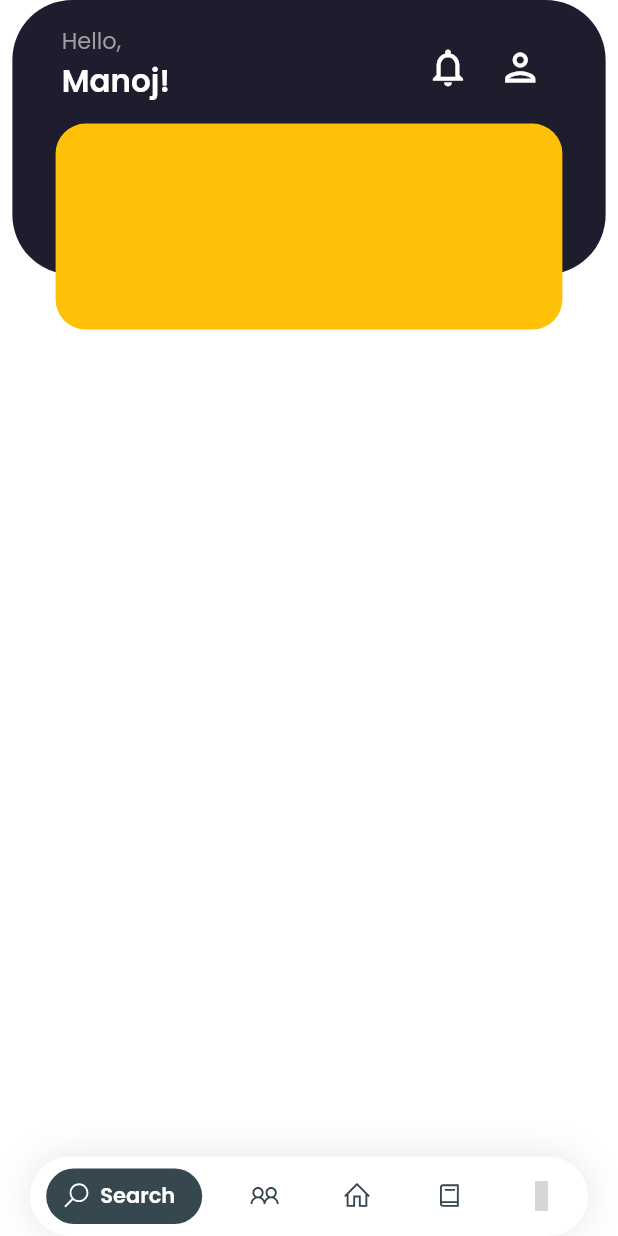
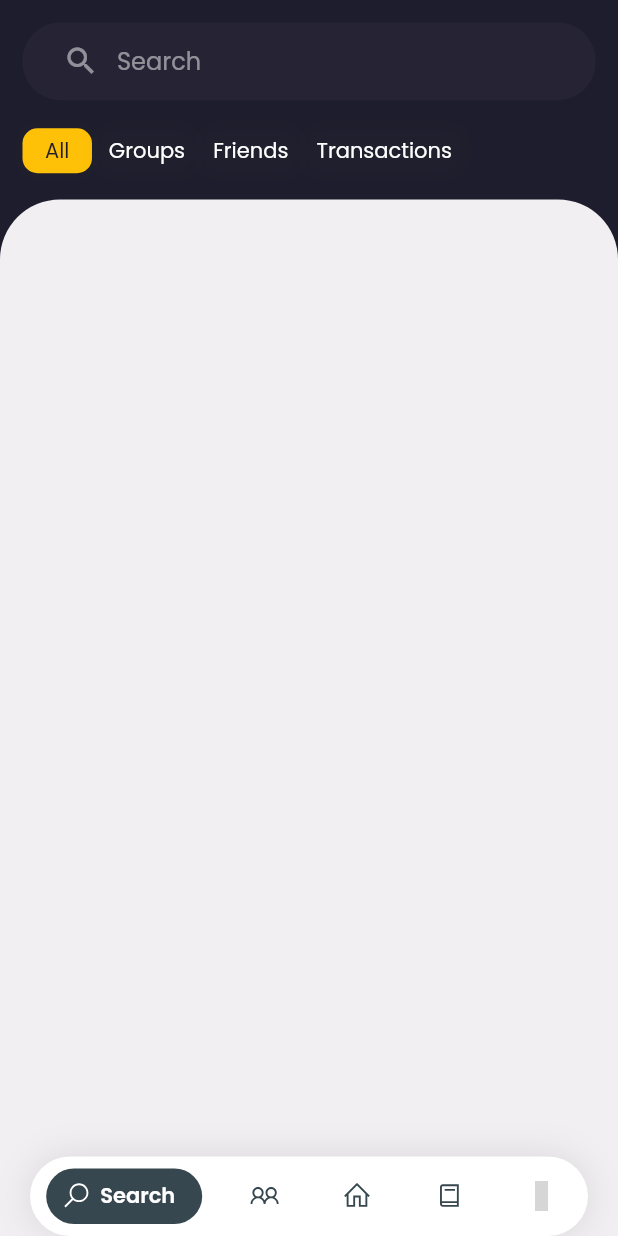
Before and after one commit to sai-manoj-v/Bill-Split, a Flutter app: the screen it shows after launch, item 2 of the bottom bar chosen, after a tap on "Search", on a phone screen of 412 x 824 dp. Run offline on Flutter 3.47's test engine with Material 2 defaults, Android fonts, the phone set to English and light mode, and no system bars; our stand-ins replace figma_squircle, line_icons; grey boxes are pictures that could not be loaded.

Commit message:
Added Search Screen and Groups screen

```diff
--- /dev/null
+++ b/billsplit/lib/constants.dart
@@ -0,0 +1,11 @@
+import 'package:flutter/material.dart';
+
+const kBackgroundColor = Color(0xFFF1EFF1);
+const primaryColor = Color(0xFF1E1D2D);
+final primaryTransparentColor = const Color(0xFF5e5c6f).withOpacity(0.1);
+const kSecondaryColor = Colors.amber;
+const kTextColor = Color(0xFF000839);
+const kTextLightColor = Color(0xFF747474);
+const kBlueColor = Color(0xFF40BAD5);
+
+const kDefaultPadding = 15.0;
--- a/billsplit/lib/main.dart
+++ b/billsplit/lib/main.dart
@@ -1,10 +1,15 @@
-import 'package:billsplit/widgets/nav_bar_button.dart';
+import 'package:billsplit/constants.dart';
+import 'package:billsplit/presentation/widgets/nav_bar/nav_bar_button.dart';
 import 'package:figma_squircle/figma_squircle.dart';
 import 'package:flutter/material.dart';
-import 'package:billsplit/widgets/floating_nav_bar.dart';
+import 'package:billsplit/presentation/widgets/nav_bar/floating_nav_bar.dart';
 import 'package:flutter/services.dart';
 import 'package:line_icons/line_icons.dart';
-import 'package:billsplit/screens/homepage.dart';
+import 'package:billsplit/presentation/screens/search.dart';
+import 'package:billsplit/presentation/screens/groups.dart';
+import 'package:billsplit/presentation/screens/homepage.dart';
+import 'package:billsplit/presentation/screens/activity.dart';
+import 'package:billsplit/presentation/screens/reports.dart';
 
 void main() {
   runApp(const MainApp());
@@ -33,29 +38,42 @@ class _MainAppState extends State<MainApp> {
 
   @override
   Widget build(BuildContext context) {
-    SystemChrome.setSystemUIOverlayStyle(const SystemUiOverlayStyle(
-      statusBarColor: Colors.white,
-      systemNavigationBarColor: Colors.white,
-    ));
+    //To set status bar icon color dynamically
+    SystemUiOverlayStyle statusAndNavBarTheme = SystemUiOverlayStyle(
+      systemNavigationBarColor: Colors.transparent.withOpacity(0.1),
+      systemNavigationBarIconBrightness: Brightness.light,
+      statusBarIconBrightness:
+          _selectedIndex == 0 ? Brightness.light : Brightness.dark,
+      statusBarBrightness:
+          _selectedIndex == 0 ? Brightness.dark : Brightness.light,
+    );
+
     return MaterialApp(
         theme: ThemeData(
-          scaffoldBackgroundColor: Colors.white, fontFamily: 'Poppins'),
+            fontFamily: 'Poppins',
+            primaryColor: primaryColor,
+            colorScheme:
+                ColorScheme.fromSwatch().copyWith(secondary: primaryColor)),
         debugShowCheckedModeBanner: false,
-      home: Scaffold(
+        home: AnnotatedRegion<SystemUiOverlayStyle>(
+          value: statusAndNavBarTheme,
+          child: Scaffold(
             extendBody: true,
-        body: PageView.builder(
+            backgroundColor: _selectedIndex == 0 ? primaryColor : Colors.white,
+            body: PageView(
               onPageChanged: (page) {
                 setState(() {
                   _selectedIndex = page;
                 });
               },
               controller: controller,
-          itemBuilder: (context, position) {
-            return SafeArea(
-              child: HomePage(),
-            );
-          },
-          itemCount: 5,
+              children: const [
+                Search(),
+                SafeArea(child: Groups()),
+                SafeArea(child: HomePage()),
+                SafeArea(child: Activity()),
+                SafeArea(child: Reports()),
+              ],
             ),
             bottomNavigationBar: SafeArea(
               child: Container(
@@ -85,8 +103,8 @@ class _MainAppState extends State<MainApp> {
                       gap: 6,
                       activeColor: Colors.white,
                       iconSize: 20,
-                  padding:
-                      const EdgeInsets.symmetric(horizontal: 10, vertical: 8),
+                      padding: const EdgeInsets.symmetric(
+                          horizontal: 10, vertical: 8),
                       duration: const Duration(milliseconds: 400),
                       tabBackgroundColor: Colors.white,
                       color: const Color(0xff37474F),
@@ -130,12 +148,18 @@ class _MainAppState extends State<MainApp> {
                         ),
                       ],
                       selectedIndex: _selectedIndex,
+                      onTabChange: (index) {
+                        setState(() {
+                          _selectedIndex = index;
+                        });
+                        controller.jumpToPage(index);
+                      },
                     ),
                   ),
                 ),
               ),
             ),
           ),
-    );
+        ));
   }
 }
--- /dev/null
+++ b/billsplit/lib/model/groups.dart
@@ -0,0 +1,10 @@
+class Group {
+  String? groupName;
+  int? groupId;
+  String? groupImageUrl;
+  double? pendingBalance;
+  int? groupCount;
+
+  Group(this.groupName, this.groupId, this.groupImageUrl, this.pendingBalance,
+      this.groupCount);
+}
--- /dev/null
+++ b/billsplit/lib/presentation/screens/activity.dart
@@ -0,0 +1,20 @@
+import 'package:flutter/material.dart';
+
+class Activity extends StatefulWidget {
+  const Activity({Key? key}) : super(key: key);
+  @override
+  State<StatefulWidget> createState() => _ActivityState();
+}
+
+class _ActivityState extends State<Activity> {
+  @override
+  Widget build(BuildContext context) {
+    return Column(
+      children: [
+        Container(
+            margin: const EdgeInsets.symmetric(horizontal: 8),
+            child: SizedBox()),
+      ],
+    );
+  }
+}
--- /dev/null
+++ b/billsplit/lib/presentation/screens/groups.dart
@@ -0,0 +1,67 @@
+import 'package:billsplit/model/groups.dart';
+import 'package:flutter/material.dart';
+
+class Groups extends StatefulWidget {
+  const Groups({Key? key}) : super(key: key);
+  @override
+  State<StatefulWidget> createState() => _GroupsState();
+}
+
+class _GroupsState extends State<Groups> {
+  static List<Group> groupsList = [
+    Group("D+V", 1, "", 30.45, 5),
+    Group("Volta", 1, "", 30.45, 8),
+    Group("Friends", 1, "", 30.45, 9),
+    Group("Onnix", 1, "", 30.45, 12),
+    Group("Non-Group", 1, "", 30.45, 16),
+    Group("ASU", 1, "", 30.45, 4),
+    Group("Saguaro", 1, "", 30.45, 6)
+  ];
+
+  void update() {}
+
+  @override
+  Widget build(BuildContext context) {
+    return Padding(
+      padding: const EdgeInsets.all(16),
+      child: Column(
+        mainAxisAlignment: MainAxisAlignment.start,
+        crossAxisAlignment: CrossAxisAlignment.start,
+        children: [
+          TextField(
+            decoration: InputDecoration(
+                filled: true,
+                fillColor: Color(0xFFE8EAF6),
+                border: OutlineInputBorder(
+                  borderRadius: BorderRadius.circular(32.0),
+                  borderSide: BorderSide.none,
+                ),
+                hintText: "Search Groups",
+                prefixIcon: const Icon(Icons.search),
+                prefixIconColor: Colors.grey),
+          ),
+          SizedBox(
+            height: 20.0,
+          ),
+          Expanded(
+              child: ListView.builder(
+                  itemCount: groupsList.length,
+                  itemBuilder: (context, index) => ListTile(
+                        contentPadding: const EdgeInsets.all(8.0),
+                        title: Text(
+                          groupsList[index].groupName!,
+                          style: TextStyle(
+                              color: const Color(0xFF1E1D2D),
+                              fontSize: 20,
+                              fontWeight: FontWeight.bold),
+                        ),
+                        subtitle: Text(
+                          '${groupsList[index].groupCount!} members',
+                          style: TextStyle(color: Colors.grey),
+                        ),
+                      )))
+        ],
+      ),
+    );
+  }
+}
--- a/billsplit/lib/screens/homepage.dart
+++ b/billsplit/lib/presentation/screens/homepage.dart
@@ -1,4 +1,4 @@
-import 'package:billsplit/widgets/home_page_summary.dart';
+import 'package:billsplit/presentation/widgets/home_page_summary.dart';
 import 'package:flutter/material.dart';
 
 class HomePage extends StatefulWidget {
--- /dev/null
+++ b/billsplit/lib/presentation/screens/reports.dart
@@ -0,0 +1,20 @@
+import 'package:flutter/material.dart';
+
+class Reports extends StatefulWidget {
+  const Reports({Key? key}) : super(key: key);
+  @override
+  State<StatefulWidget> createState() => _ReportsState();
+}
+
+class _ReportsState extends State<Reports> {
+  @override
+  Widget build(BuildContext context) {
+    return Column(
+      children: [
+        Container(
+            margin: const EdgeInsets.symmetric(horizontal: 8),
+            child: SizedBox()),
+      ],
+    );
+  }
+}
--- /dev/null
+++ b/billsplit/lib/presentation/screens/search.dart
@@ -0,0 +1,55 @@
+import 'package:flutter/material.dart';
+import '../../constants.dart';
+import '../widgets/search_box.dart';
+import '../widgets/search_screen/category_list.dart';
+
+class Search extends StatefulWidget {
+  const Search({Key? key}) : super(key: key);
+  @override
+  State<StatefulWidget> createState() => _SearchState();
+}
+
+class _SearchState extends State<Search> {
+  @override
+  Widget build(BuildContext context) {
+    return Scaffold(
+      //appBar: buildAppBar(),
+      extendBody: true,
+      backgroundColor: primaryColor,
+      body: SafeArea(
+        bottom: false,
+        child: Column(
+          children: <Widget>[
+            SearchBox(onChanged: (value) {}),
+            const CategoryList(),
+            Expanded(
+              child: Stack(
+                children: <Widget>[
+                  Container(
+                    margin: const EdgeInsets.only(top: 10),
+                    decoration: BoxDecoration(
+                      color: kBackgroundColor,
+                      borderRadius: BorderRadius.only(
+                        topLeft: Radius.circular(40),
+                        topRight: Radius.circular(40),
+                      ),
+                    ),
+                  ),
+                ],
+              ),
+            ),
+          ],
+        ),
+      ),
+    );
+  }
+
+  AppBar buildAppBar() {
+    return AppBar(
+      elevation: 0,
+      centerTitle: false,
+      title: const Text('Search'),
+      backgroundColor: primaryColor,
+    );
+  }
+}
--- a/billsplit/lib/widgets/floating_nav_bar.dart
+++ b/billsplit/lib/presentation/widgets/nav_bar/floating_nav_bar.dart
@@ -1,4 +1,4 @@
-import 'package:billsplit/widgets/nav_bar_button.dart';
+import 'package:billsplit/presentation/widgets/nav_bar/nav_bar_button.dart';
 import 'package:flutter/material.dart';
 
 class FloatingNavBar extends StatefulWidget {
--- /dev/null
+++ b/billsplit/lib/presentation/widgets/search_box.dart
@@ -0,0 +1,39 @@
+import 'package:flutter/material.dart';
+
+import '../../constants.dart';
+
+class SearchBox extends StatelessWidget {
+  const SearchBox({
+    Key? key,
+    required this.onChanged,
+  }) : super(key: key);
+
+  final ValueChanged onChanged;
+
+  @override
+  Widget build(BuildContext context) {
+    return Container(
+      margin: const EdgeInsets.all(kDefaultPadding),
+      padding: const EdgeInsets.symmetric(
+        horizontal: kDefaultPadding,
+        vertical: kDefaultPadding / 8, // 5 top and bottom
+      ),
+      decoration: BoxDecoration(
+        color: primaryTransparentColor,
+        borderRadius: BorderRadius.circular(25),
+      ),
+      child: TextField(
+        onChanged: onChanged,
+        style: const TextStyle(color: Colors.white),
+        decoration: InputDecoration(
+          enabledBorder: InputBorder.none,
+          focusedBorder: InputBorder.none,
+          prefixIcon: const Icon(Icons.search),
+          prefixIconColor: Colors.white.withOpacity(0.5),
+          hintText: 'Search',
+          hintStyle: TextStyle(color: Colors.white.withOpacity(0.5)),
+        ),
+      ),
+    );
+  }
+}
--- /dev/null
+++ b/billsplit/lib/presentation/widgets/search_screen/category_list.dart
@@ -0,0 +1,68 @@
+import 'package:figma_squircle/figma_squircle.dart';
+import 'package:flutter/material.dart';
+
+import '../../../constants.dart';
+
+// We need statefull widget because we are gonna change some state on our category
+class CategoryList extends StatefulWidget {
+  const CategoryList({Key? key}) : super(key: key);
+  @override
+  State<StatefulWidget> createState() => _CategoryListState();
+}
+
+class _CategoryListState extends State<CategoryList> {
+  // by default first item will be selected
+  int selectedIndex = 0;
+  List categories = ['All', 'Groups', 'Friends', 'Transactions'];
+  @override
+  Widget build(BuildContext context) {
+    return Container(
+      margin: const EdgeInsets.only(
+          top: kDefaultPadding / 4, bottom: kDefaultPadding / 2),
+      height: 30,
+      child: ListView.builder(
+        scrollDirection: Axis.horizontal,
+        itemCount: categories.length,
+        itemBuilder: (context, index) => GestureDetector(
+          onTap: () {
+            setState(() {
+              selectedIndex = index;
+            });
+          },
+          child: Container(
+            alignment: Alignment.center,
+            margin: EdgeInsets.only(
+              left: index == 0 ? kDefaultPadding : kDefaultPadding / 4,
+              // At end item it add extra 20 right  padding
+              right: index == categories.length - 1 ? kDefaultPadding : 0,
+            ),
+            padding: EdgeInsets.symmetric(
+                horizontal: index == selectedIndex
+                    ? kDefaultPadding
+                    : kDefaultPadding / 2),
+            decoration: ShapeDecoration(
+              shadows: [
+                BoxShadow(
+                  blurRadius: 10,
+                  color: const Color.fromARGB(255, 55, 55, 55).withOpacity(.1),
+                )
+              ],
+              color: index == selectedIndex ? Colors.amber : Colors.transparent,
+              shape: SmoothRectangleBorder(
+                borderRadius: SmoothBorderRadius(
+                  cornerRadius: 10,
+                  cornerSmoothing: 1.0,
+                ),
+              ),
+            ),
+            child: Text(
+              categories[index],
+              style: TextStyle(
+                  color: index == selectedIndex ? primaryColor : Colors.white),
+            ),
+          ),
+        ),
+      ),
+    );
+  }
+}
--- a/billsplit/pubspec.yaml
+++ b/billsplit/pubspec.yaml
@@ -11,7 +11,6 @@ dependencies:
     sdk: flutter
   meta: ^1.2.4
   figma_squircle: ^0.5.3
-  google_nav_bar: ^5.0.6
   line_icons: ^2.0.0
 
 dev_dependencies:
```
Also changed, not shown: billsplit/lib/presentation/widgets/home_page_summary.dart (renamed from billsplit/lib/widgets/home_page_summary.dart), billsplit/lib/presentation/widgets/nav_bar/nav_bar_button.dart (renamed from billsplit/lib/widgets/nav_bar_button.dart), billsplit/pubspec.lock. Lines whose indentation alone changed are shown as unchanged.
